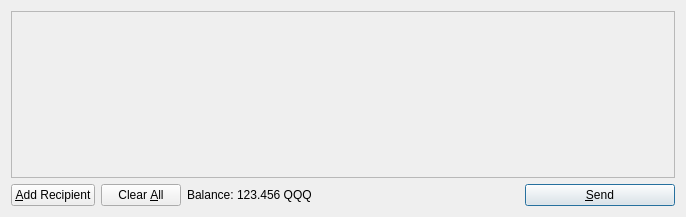
First picture: the form in src/qt/forms/sendcoinsdialog.ui, repository kryptobytes/Hrank, before the edit.
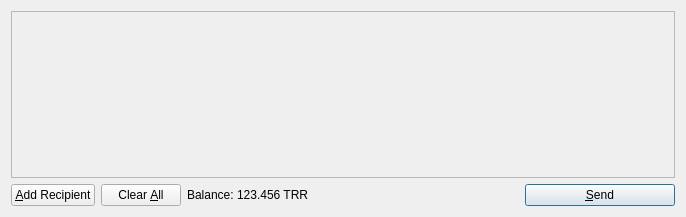
Second picture: the form after the edit. Icons and pictures are not drawn.

The edit to the form file:
```diff
--- a/src/qt/forms/sendcoinsdialog.ui
+++ b/src/qt/forms/sendcoinsdialog.ui
@@ -119,7 +119,7 @@
           <cursorShape>IBeamCursor</cursorShape>
          </property>
          <property name="text">
-          <string>123.456 QQQ</string>
+          <string>123.456 TRR</string>
          </property>
          <property name="textInteractionFlags">
           <set>Qt::LinksAccessibleByMouse|Qt::TextSelectableByKeyboard|Qt::TextSelectableByMouse</set>
```
